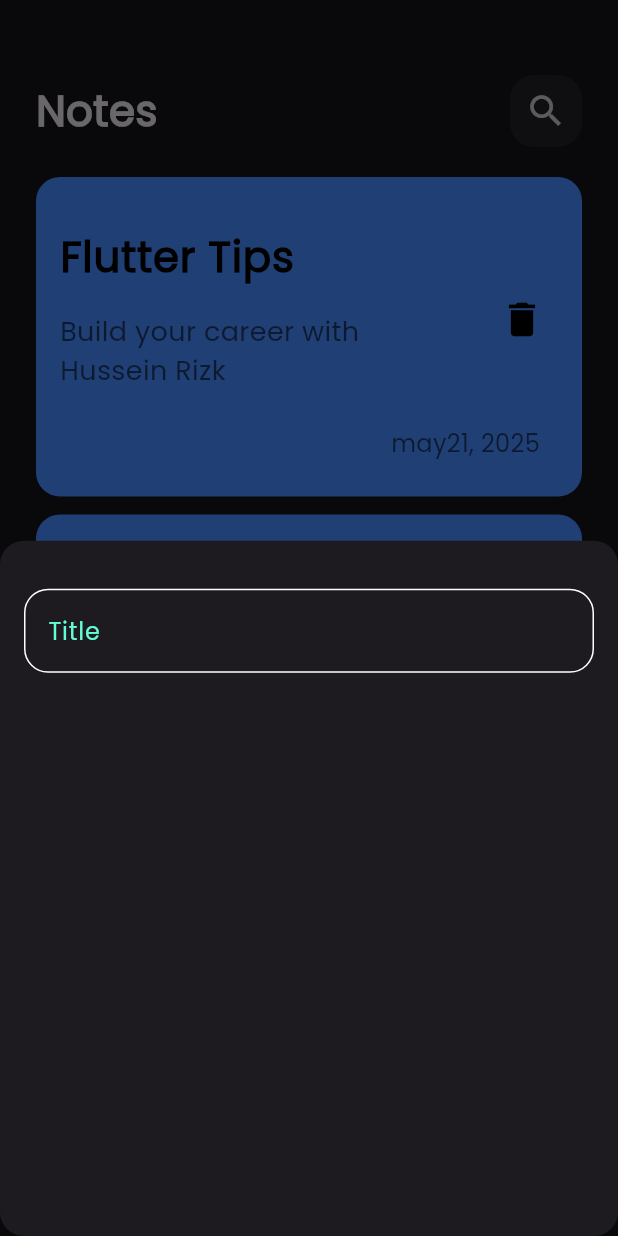
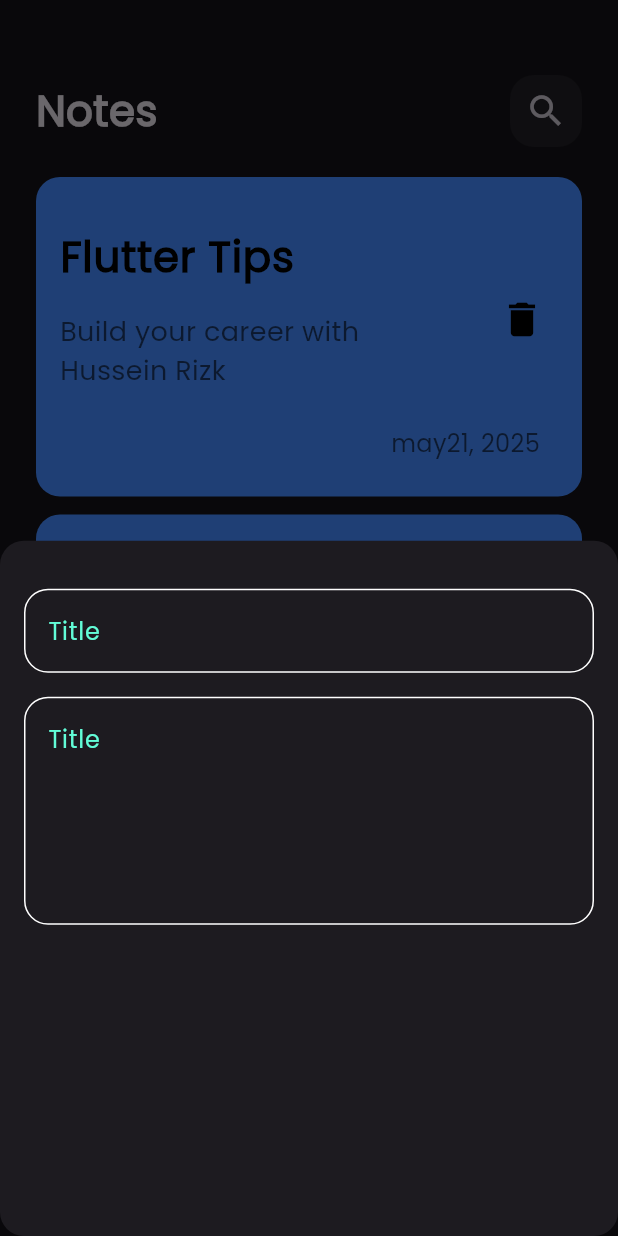
Before and after one commit to ibnRizk/Mind-Vault, a Flutter app: the screen it shows after launch, after a tap on the "add" icon, on a phone screen of 412 x 824 dp. Run offline on Flutter 3.47's test engine with Material 3 defaults, Android fonts, the light colour scheme and no system bars.

Commit message:
add fields to bottem sheet

```diff
--- a/lib/views/widget/add_note.dart
+++ b/lib/views/widget/add_note.dart
@@ -1,6 +1,7 @@
 import 'package:flutter/material.dart';
 
 import '../../constant.dart';
+import 'custom_text_field.dart';
 
 class AddNote extends StatelessWidget {
   const AddNote({super.key});
@@ -9,32 +10,14 @@
   Widget build(BuildContext context) {
     return Padding(
       padding: const EdgeInsets.symmetric(horizontal: 16),
-      child: Column(children: [SizedBox(height: 32), CustomTextField()]),
+      child: Column(
+        children: [
+          SizedBox(height: 32),
+          CustomTextField(hint: 'Title'),
+          SizedBox(height: 16),
+          CustomTextField(hint: 'Title', maxSize: 5),
+        ],
+      ),
     );
   }
 }
-
-class CustomTextField extends StatelessWidget {
-  const CustomTextField({super.key});
-
-  @override
-  Widget build(BuildContext context) {
-    return TextField(
-      cursorColor: kPrimaryColor,
-      decoration: InputDecoration(
-        hintText: 'Title',
-        hintStyle: TextStyle(color: kPrimaryColor),
-        border: buildBorder(),
-        enabledBorder: buildBorder(),
-        focusedBorder: buildBorder(kPrimaryColor),
-      ),
-    );
-  }
-
-  OutlineInputBorder buildBorder([Color]) {
-    return OutlineInputBorder(
-      borderRadius: BorderRadius.circular(16),
-      borderSide: BorderSide(color: Color ?? Colors.white),
-    );
-  }
-}
--- /dev/null
+++ b/lib/views/widget/custom_text_field.dart
@@ -0,0 +1,30 @@
+import 'package:flutter/material.dart';
+
+import '../../constant.dart';
+
+class CustomTextField extends StatelessWidget {
+  const CustomTextField({super.key, required this.hint, this.maxSize = 1});
+  final String hint;
+  final int maxSize;
+  @override
+  Widget build(BuildContext context) {
+    return TextField(
+      cursorColor: kPrimaryColor,
+      maxLines: maxSize,
+      decoration: InputDecoration(
+        hintText: hint,
+        hintStyle: TextStyle(color: kPrimaryColor),
+        border: buildBorder(),
+        enabledBorder: buildBorder(),
+        focusedBorder: buildBorder(kPrimaryColor),
+      ),
+    );
+  }
+
+  OutlineInputBorder buildBorder([Color]) {
+    return OutlineInputBorder(
+      borderRadius: BorderRadius.circular(16),
+      borderSide: BorderSide(color: Color ?? Colors.white),
+    );
+  }
+}
```
